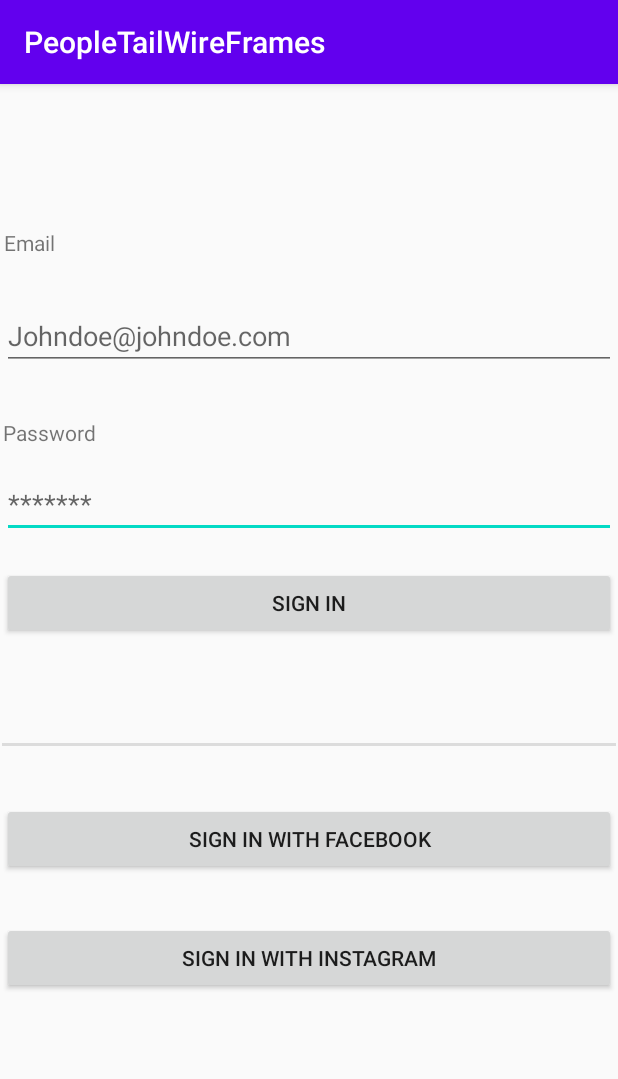
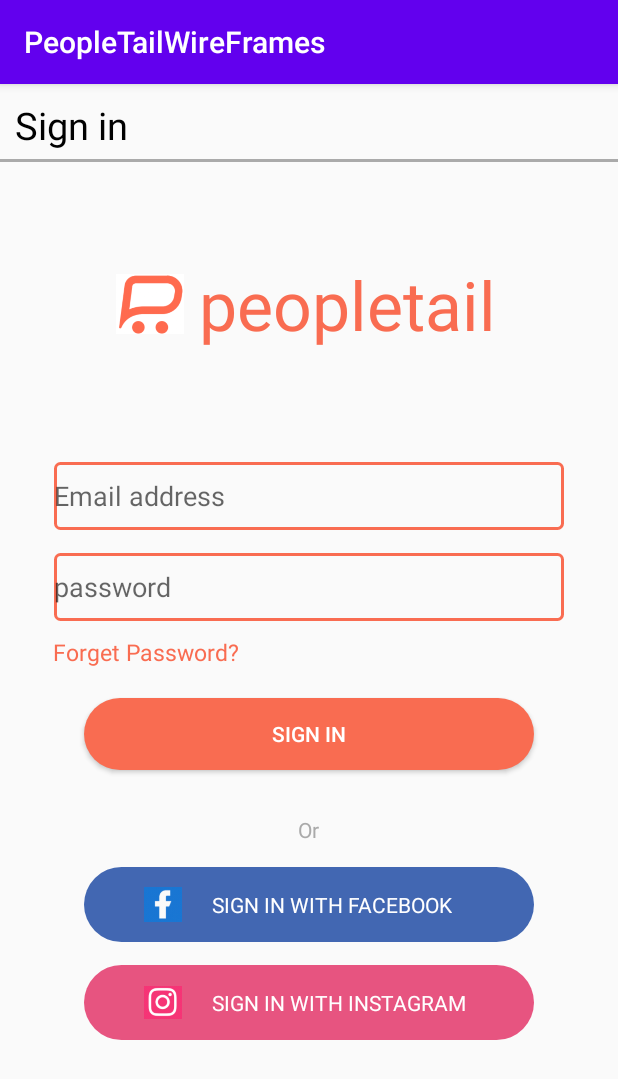
Before and after one commit to NotSwing/PeopleTailDemo, an Android app: the SignIn screen opened directly, with no data from a screen before it, on a phone screen of 412 x 824 dp. Shown: the top 1079 px of the screen. Run offline under Robolectric (Android 15) with nearby library versions, the light colour scheme and no system bars.

Commit message:
jakes changes

```diff
--- /dev/null
+++ b/app/src/main/res/drawable/edittext.xml
@@ -0,0 +1,12 @@
+<?xml version="1.0" encoding="utf-8"?>
+<shape xmlns:android="http://schemas.android.com/apk/res/android"
+    android:shape="rectangle">
+
+    <stroke
+        android:width="2dp"
+        android:color="@color/orangeColor"/>
+
+    <corners
+        android:radius="3dp"/>
+
+</shape>
--- /dev/null
+++ b/app/src/main/res/drawable/facebook_button.xml
@@ -0,0 +1,14 @@
+<?xml version="1.0" encoding="utf-8"?>
+<shape xmlns:android="http://schemas.android.com/apk/res/android"
+    android:shape="rectangle">
+
+    <solid
+        android:color="@color/facebookButton">
+
+    </solid>
+
+    <corners
+        android:radius="150dp">
+    </corners>
+
+</shape>
--- /dev/null
+++ b/app/src/main/res/drawable/instagram_button.xml
@@ -0,0 +1,11 @@
+<?xml version="1.0" encoding="utf-8"?>
+<shape xmlns:android="http://schemas.android.com/apk/res/android"
+    android:shape="rectangle">
+
+    <solid
+        android:color="@color/instagramButton" />
+
+    <corners
+        android:radius="150dp" />
+
+</shape>
--- /dev/null
+++ b/app/src/main/res/drawable/sign_in_button.xml
@@ -0,0 +1,15 @@
+<?xml version="1.0" encoding="utf-8"?>
+<shape xmlns:android="http://schemas.android.com/apk/res/android"
+    android:shape="rectangle">
+
+    <solid
+        android:color="@color/orangeColor">
+
+    </solid>
+
+    <corners
+        android:radius="150dp">
+
+    </corners>
+
+</shape>
--- a/app/src/main/res/layout/activity_sign_in.xml
+++ b/app/src/main/res/layout/activity_sign_in.xml
@@ -1,105 +1,161 @@
 <?xml version="1.0" encoding="utf-8"?>
-<androidx.constraintlayout.widget.ConstraintLayout xmlns:android="http://schemas.android.com/apk/res/android"
+<LinearLayout xmlns:android="http://schemas.android.com/apk/res/android"
     xmlns:app="http://schemas.android.com/apk/res-auto"
     xmlns:tools="http://schemas.android.com/tools"
     android:layout_width="match_parent"
     android:layout_height="match_parent"
-    tools:context=".SignIn">
+    android:orientation="vertical"
+    tools:context=".MainActivity">
+
+    <TextView
+        android:layout_width="wrap_content"
+        android:layout_height="wrap_content"
+        android:text="Sign in"
+        android:textSize="25dp"
+        android:layout_marginTop="10dp"
+        android:layout_marginLeft="10dp"
+        android:textColor="@android:color/black" />
+
+    <View
+        android:layout_width="wrap_content"
+        android:layout_height="2dp"
+        android:layout_marginTop="5dp"
+        android:background="@android:color/darker_gray" />
+
+    <LinearLayout
+        android:layout_width="match_parent"
+        android:layout_height="130dp"
+        android:orientation="horizontal"
+        android:layout_marginTop="30dp">
+
+        <ImageView
+            android:id="@+id/imageLogo"
+            android:layout_width="45dp"
+            android:layout_height="45dp"
+            android:layout_gravity="center"
+            android:layout_marginLeft="77dp"
+            android:src="@drawable/logo" />
+
+        <TextView
+            android:id="@+id/peopletailTxt"
+            android:layout_width="wrap_content"
+            android:layout_height="wrap_content"
+            android:layout_gravity="center"
+            android:layout_marginLeft="10dp"
+            android:text="peopletail"
+            android:textColor="@color/orangeColor"
+            android:textSize="45dp" />
+
+    </LinearLayout>
 
     <EditText
-        android:id="@+id/passwordEdit"
-        android:layout_width="409dp"
-        android:layout_height="wrap_content"
-        android:layout_marginStart="1dp"
+        android:id="@+id/emailAddress"
+        android:layout_width="340dp"
+        android:layout_height="45dp"
+        android:layout_gravity="center"
+        android:layout_marginTop="40dp"
+        android:hint="Email address"
+        android:background="@drawable/edittext"/>
+
+    <EditText
+        android:id="@+id/password"
+        android:layout_width="340dp"
+        android:layout_height="45dp"
+        android:layout_gravity="center"
         android:layout_marginTop="15dp"
-        android:layout_marginEnd="1dp"
-        android:ems="10"
-        android:hint="*******"
+        android:hint="password"
         android:inputType="textPassword"
-        app:layout_constraintEnd_toEndOf="parent"
-        app:layout_constraintStart_toStartOf="parent"
-        app:layout_constraintTop_toBottomOf="@+id/password" />
+        android:background="@drawable/edittext"/>
 
     <TextView
-        android:id="@+id/email"
-        android:layout_width="409dp"
+        android:id="@+id/forgetPasswordTxt"
+        android:layout_width="wrap_content"
         android:layout_height="wrap_content"
-        android:layout_marginStart="2dp"
-        android:layout_marginTop="96dp"
-        android:text="Email"
-        app:layout_constraintEnd_toEndOf="parent"
-        app:layout_constraintStart_toStartOf="parent"
-        app:layout_constraintTop_toTopOf="parent" />
+        android:text="Forget Password?"
+        android:textColor="@color/orangeColor"
+        android:textSize="15dp"
+        android:layout_marginLeft="35dp"
+        android:layout_marginTop="10dp"
+        android:onClick="forgetPassword"/>
 
-    <EditText
-        android:id="@+id/emailEdit"
-        android:layout_width="409dp"
+    <Button
+        android:id="@+id/signinButton"
+        android:layout_width="300dp"
         android:layout_height="wrap_content"
-        android:layout_marginStart="1dp"
-        android:layout_marginTop="30dp"
-        android:layout_marginEnd="1dp"
-        android:ems="10"
-        android:hint="Johndoe@johndoe.com"
-        android:inputType="textEmailAddress"
-        app:layout_constraintEnd_toEndOf="parent"
-        app:layout_constraintStart_toStartOf="parent"
-        app:layout_constraintTop_toBottomOf="@+id/email" />
+        android:layout_marginTop="20dp"
+        android:background="@drawable/sign_in_button"
+        android:layout_gravity="center"
+        android:text="Sign in"
+        android:textColor="@android:color/white" />
 
     <TextView
-        android:id="@+id/password"
-        android:layout_width="409dp"
+        android:layout_width="wrap_content"
         android:layout_height="wrap_content"
-        android:layout_marginStart="2dp"
-        android:layout_marginTop="32dp"
-        android:text="Password"
-        app:layout_constraintEnd_toEndOf="parent"
-        app:layout_constraintHorizontal_bias="0.0"
-        app:layout_constraintStart_toStartOf="parent"
-        app:layout_constraintTop_toBottomOf="@+id/emailEdit" />
+        android:text="Or"
+        android:textColor="@android:color/darker_gray"
+        android:layout_gravity="center"
+        android:layout_marginTop="30dp"/>
 
-    <Button
-        android:id="@+id/SignIn"
-        android:layout_width="409dp"
-        android:layout_height="wrap_content"
-        android:layout_marginStart="162dp"
-        android:layout_marginTop="19dp"
-        android:layout_marginEnd="162dp"
-        android:text="Sign In"
-        app:layout_constraintEnd_toEndOf="parent"
-        app:layout_constraintStart_toStartOf="parent"
-        app:layout_constraintTop_toBottomOf="@+id/passwordEdit" />
+    <LinearLayout
+        android:id="@+id/facbookLoginButtonArea"
+        android:layout_width="300dp"
+        android:layout_height="50dp"
+        android:orientation="horizontal"
+        android:layout_marginTop="15dp"
+        android:background="@drawable/facebook_button"
+        android:layout_gravity="center"
+        android:clickable="true"
+        android:onClick="facebookLogin">
 
-    <View
-        android:id="@+id/divider"
-        android:layout_width="409dp"
-        android:layout_height="2dp"
-        android:layout_marginTop="69dp"
-        android:background="?android:attr/listDivider"
-        app:layout_constraintEnd_toEndOf="parent"
-        app:layout_constraintStart_toStartOf="parent"
-        app:layout_constraintTop_toBottomOf="@+id/SignIn" />
 
-    <Button
-        android:id="@+id/SignInWithFaceBook"
-        android:layout_width="409dp"
-        android:layout_height="wrap_content"
-        android:layout_marginStart="112dp"
-        android:layout_marginTop="38dp"
-        android:layout_marginEnd="112dp"
-        android:text="Sign In WIth FaceBook"
-        app:layout_constraintEnd_toEndOf="parent"
-        app:layout_constraintStart_toStartOf="parent"
-        app:layout_constraintTop_toBottomOf="@+id/divider" />
+        <ImageView
+            android:layout_width="65dp"
+            android:layout_height="35dp"
+            android:src="@drawable/facebook"
+            android:paddingLeft="40dp"
+            android:layout_gravity="center" />
 
-    <Button
-        android:id="@+id/SignInInstagram"
-        android:layout_width="409dp"
-        android:layout_height="wrap_content"
-        android:layout_marginStart="1dp"
-        android:layout_marginTop="31dp"
-        android:layout_marginEnd="1dp"
-        android:text="Sign In with Instagram"
-        app:layout_constraintEnd_toEndOf="parent"
-        app:layout_constraintStart_toStartOf="parent"
-        app:layout_constraintTop_toBottomOf="@+id/SignInWithFaceBook" />
-</androidx.constraintlayout.widget.ConstraintLayout>
+        <TextView
+            android:layout_width="wrap_content"
+            android:layout_height="wrap_content"
+            android:paddingLeft="20dp"
+            android:text="SIGN IN WITH FACEBOOK"
+            android:layout_gravity="center"
+            android:textColor="@android:color/white" />
+
+    </LinearLayout>
+
+
+    <LinearLayout
+        android:id="@+id/instagramLoginButtonArea"
+        android:layout_width="300dp"
+        android:layout_height="50dp"
+        android:orientation="horizontal"
+        android:layout_marginTop="15dp"
+        android:background="@drawable/instagram_button"
+        android:layout_gravity="center"
+        android:clickable="true"
+        android:onClick="instagramLogin">
+
+
+        <ImageView
+            android:layout_width="65dp"
+            android:layout_height="35dp"
+            android:src="@drawable/insta"
+            android:paddingLeft="40dp"
+            android:layout_gravity="center" />
+
+        <TextView
+            android:id="@+id/facebookButton"
+            android:layout_width="wrap_content"
+            android:layout_height="wrap_content"
+            android:paddingLeft="20dp"
+            android:text="SIGN IN WITH INSTAGRAM"
+            android:layout_gravity="center"
+            android:textColor="@android:color/white" />
+
+    </LinearLayout>
+
+
+
+</LinearLayout>
--- a/app/src/main/res/values/colors.xml
+++ b/app/src/main/res/values/colors.xml
@@ -5,4 +5,10 @@
     <color name="colorAccent">#03DAC5</color>
 
     <color name="white">#FFFFFF</color>
+
+    <color name="TopBarColor">#FFF</color>
+    <color name="TopBarTextColor">#000000</color>
+    <color name="instagramButton">#e75480</color>
+    <color name="orangeColor">#F96C51</color>
+    <color name="facebookButton">#4267b2</color>
 </resources>
```
Also changed, not shown: app/src/main/res/drawable/facebook.png (added), app/src/main/res/drawable/insta.png (added), app/src/main/res/drawable/logo.png (added).
